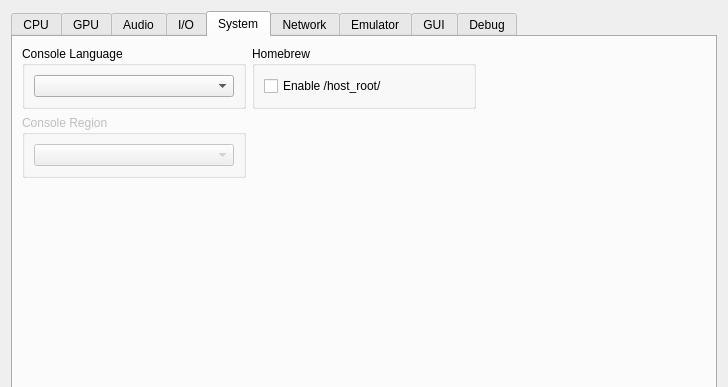
First picture: the form in rpcs3/rpcs3qt/settings_dialog.ui, repository RPCS3/rpcs3, before the edit; both pictures show x 0 to 728 and y 0 to 387 of the 728 by 580 pixel window.
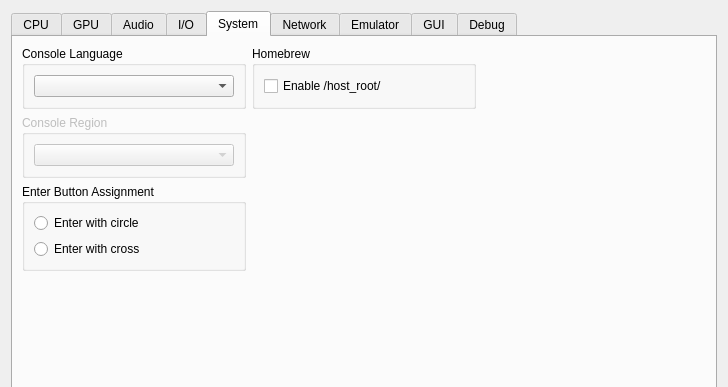
Second picture: the form after the edit. The open tabs and pages were chosen to show the change. Icons and pictures are not drawn.

Commit message: RSX/Overlays: Add option for japanese button layout

The edit to the form file:
```diff
--- a/rpcs3/rpcs3qt/settings_dialog.ui
+++ b/rpcs3/rpcs3qt/settings_dialog.ui
@@ -1076,6 +1076,39 @@
          </item>
         </layout>
        </item>
+       <item>
+        <layout class="QHBoxLayout" name="horizontalLayout_17" stretch="1,1,1">
+         <item>
+          <widget class="QGroupBox" name="gb_enterButtonAssignment">
+           <property name="title">
+            <string>Enter Button Assignment</string>
+           </property>
+           <layout class="QVBoxLayout" name="verticalLayout_72">
+            <item>
+             <widget class="QRadioButton" name="enterButtonAssignCircle">
+              <property name="text">
+               <string>Enter with circle</string>
+              </property>
+             </widget>
+            </item>
+            <item>
+             <widget class="QRadioButton" name="enterButtonAssignCross">
+              <property name="text">
+               <string>Enter with cross</string>
+              </property>
+             </widget>
+            </item>
+           </layout>
+          </widget>
+         </item>
+         <item>
+          <widget class="QWidget" name="widget_12" native="true"/>
+         </item>
+         <item>
+          <widget class="QWidget" name="widget_13" native="true"/>
+         </item>
+        </layout>
+       </item>
        <item>
         <spacer name="verticalSpacer_8">
          <property name="orientation">
```
Left out of the diff: 2 changed lines with no effect on the pictures. The commit also changes 8 other files.
